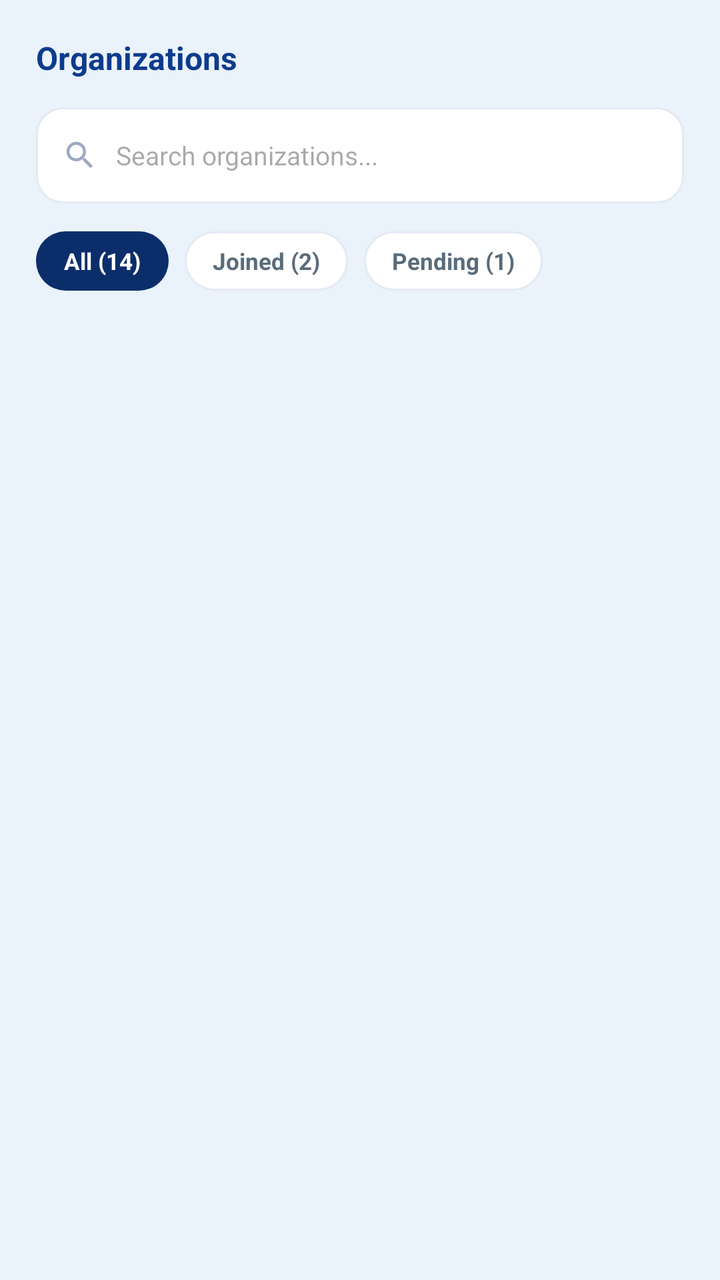
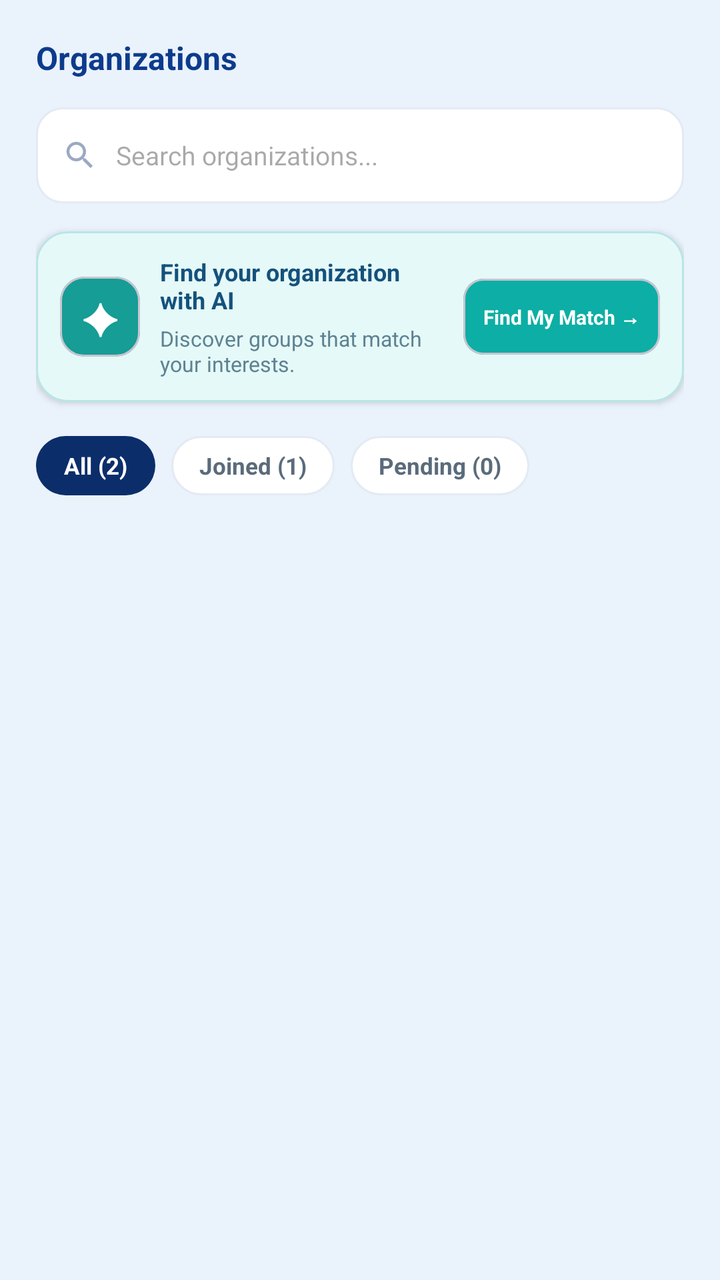

Two renders of the same Android screen: before a commit and after it. Below are the layout's source before the change and the commit's diff.
<!-- AndroidManifest.xml: application theme Theme.KAYARA -->
<!-- res/layout/fragment_browse_orgs.xml -->
<?xml version="1.0" encoding="utf-8"?>
<androidx.core.widget.NestedScrollView xmlns:android="http://schemas.android.com/apk/res/android"
    xmlns:app="http://schemas.android.com/apk/res-auto"
    android:layout_width="match_parent"
    android:layout_height="match_parent"
    android:background="@color/bg_light">

    <LinearLayout
        android:layout_width="match_parent"
        android:layout_height="wrap_content"
        android:orientation="vertical"
        android:padding="18dp">

        <TextView
            android:layout_width="wrap_content"
            android:layout_height="wrap_content"
            android:text="Organizations"
            android:textColor="@color/dark_blue"
            android:textSize="16sp"
            android:textStyle="bold"
            android:layout_marginBottom="14dp" />

        <LinearLayout
            android:layout_width="match_parent"
            android:layout_height="48dp"
            android:orientation="horizontal"
            android:gravity="center_vertical"
            android:background="@drawable/bg_search"
            android:paddingHorizontal="13dp"
            android:layout_marginBottom="14dp">

            <ImageView
                android:layout_width="18dp"
                android:layout_height="18dp"
                android:src="@drawable/ic_search"
                android:contentDescription="@null" />

            <EditText
                android:id="@+id/etSearchOrgStudent"
                android:layout_width="0dp"
                android:layout_height="wrap_content"
                android:layout_weight="1"
                android:layout_marginStart="9dp"
                android:background="@null"
                android:hint="Search organizations..."
                android:textSize="13sp"
                android:inputType="text" />
        </LinearLayout>

        <LinearLayout
            android:layout_width="wrap_content"
            android:layout_height="wrap_content"
            android:orientation="horizontal"
            android:layout_marginBottom="16dp">

            <TextView
                android:id="@+id/chipAllStudentOrgs"
                android:layout_width="wrap_content"
                android:layout_height="wrap_content"
                android:background="@drawable/bg_chip_active"
                android:paddingHorizontal="14dp"
                android:paddingVertical="7dp"
                android:text="All (14)"
                android:textColor="@color/white"
                android:textSize="11.5sp"
                android:textStyle="bold"
                android:layout_marginEnd="8dp"
                android:clickable="true"
                android:focusable="true" />

            <TextView
                android:id="@+id/chipJoined"
                android:layout_width="wrap_content"
                android:layout_height="wrap_content"
                android:background="@drawable/bg_chip"
                android:paddingHorizontal="14dp"
                android:paddingVertical="7dp"
                android:text="Joined (2)"
                android:textColor="@color/text_gray"
                android:textSize="11.5sp"
                android:textStyle="bold"
                android:layout_marginEnd="8dp"
                android:clickable="true"
                android:focusable="true" />

            <TextView
                android:id="@+id/chipPendingOrgs"
                android:layout_width="wrap_content"
                android:layout_height="wrap_content"
                android:background="@drawable/bg_chip"
                android:paddingHorizontal="14dp"
                android:paddingVertical="7dp"
                android:text="Pending (1)"
                android:textColor="@color/text_gray"
                android:textSize="11.5sp"
                android:textStyle="bold"
                android:clickable="true"
                android:focusable="true" />
        </LinearLayout>

        <androidx.recyclerview.widget.RecyclerView
            android:id="@+id/rvBrowseOrgs"
            android:layout_width="match_parent"
            android:layout_height="wrap_content"
            android:nestedScrollingEnabled="false"
            tools:listitem="@layout/item_browse_org"
            xmlns:tools="http://schemas.android.com/tools" />

    </LinearLayout>
</androidx.core.widget.NestedScrollView>
<!-- res/layout/item_browse_org.xml (included above) -->
<?xml version="1.0" encoding="utf-8"?>
<LinearLayout xmlns:android="http://schemas.android.com/apk/res/android"
    android:layout_width="match_parent"
    android:layout_height="wrap_content"
    android:orientation="horizontal"
    android:gravity="center_vertical"
    android:background="@drawable/bg_card"
    android:padding="12dp"
    android:layout_marginBottom="10dp"
    android:clickable="true"
    android:focusable="true">

    <TextView
        android:id="@+id/tvBrowseAvatar"
        android:layout_width="44dp"
        android:layout_height="44dp"
        android:background="@drawable/bg_avatar_circle"
        android:gravity="center"
        android:text="ORG"
        android:textColor="@color/white"
        android:textSize="11sp"
        android:textStyle="bold" />

    <LinearLayout
        android:layout_width="0dp"
        android:layout_height="wrap_content"
        android:layout_weight="1"
        android:layout_marginStart="12dp"
        android:orientation="vertical">

        <TextView
            android:id="@+id/tvBrowseOrgName"
            android:layout_width="match_parent"
            android:layout_height="wrap_content"
            android:text="Organization Name"
            android:textColor="@color/dark_blue"
            android:textSize="13sp"
            android:textStyle="bold"
            android:maxLines="1"
            android:ellipsize="end" />

        <TextView
            android:id="@+id/tvBrowseOrgMeta"
            android:layout_width="match_parent"
            android:layout_height="wrap_content"
            android:layout_marginTop="2dp"
            android:text="Members"
            android:textColor="@color/text_gray"
            android:textSize="11sp" />
    </LinearLayout>

    <TextView
        android:id="@+id/tvBrowseStatus"
        android:layout_width="wrap_content"
        android:layout_height="wrap_content"
        android:paddingHorizontal="10dp"
        android:paddingVertical="6dp"
        android:text="JOIN"
        android:textSize="9.5sp"
        android:textStyle="bold" />

</LinearLayout>
<!-- resources referenced by this layout -->
<resources>
  <color name="bg_light">#EAF2FB</color>
  <color name="dark_blue">#0D3B8C</color>
  <color name="text_gray">#5A6B7B</color>
  <color name="white">#FFFFFF</color>
  <!-- drawable bg_avatar_circle (drawable) -->
  <?xml version="1.0" encoding="utf-8"?>
  <shape xmlns:android="http://schemas.android.com/apk/res/android"
      android:shape="rectangle">
      <corners android:radius="13dp" />
      <gradient android:startColor="@color/mid_blue" android:endColor="@color/sky_accent" android:angle="45" />
  </shape>
  <!-- drawable bg_card (drawable) -->
  <?xml version="1.0" encoding="utf-8"?>
  <shape xmlns:android="http://schemas.android.com/apk/res/android"
      android:shape="rectangle">
      <corners android:radius="16dp" />
      <solid android:color="@color/white" />
      <stroke android:width="1dp" android:color="@color/card_border" />
  </shape>
  <!-- drawable bg_chip (drawable) -->
  <?xml version="1.0" encoding="utf-8"?>
  <shape xmlns:android="http://schemas.android.com/apk/res/android"
      android:shape="rectangle">
      <corners android:radius="20dp" />
      <solid android:color="@color/white" />
      <stroke android:width="1dp" android:color="@color/card_border" />
  </shape>
  <!-- drawable bg_chip_active (drawable) -->
  <?xml version="1.0" encoding="utf-8"?>
  <shape xmlns:android="http://schemas.android.com/apk/res/android"
      android:shape="rectangle">
      <corners android:radius="20dp" />
      <solid android:color="@color/navy" />
  </shape>
  <!-- drawable bg_search (drawable) -->
  <?xml version="1.0" encoding="utf-8"?>
  <shape xmlns:android="http://schemas.android.com/apk/res/android"
      android:shape="rectangle">
      <corners android:radius="13dp" />
      <solid android:color="@color/white" />
      <stroke android:width="1dp" android:color="@color/card_border" />
  </shape>
  <!-- drawable ic_search (drawable) -->
  <vector xmlns:android="http://schemas.android.com/apk/res/android"
      android:width="24dp" android:height="24dp"
      android:viewportWidth="24" android:viewportHeight="24">
      <path android:fillColor="#9BA9C2"
          android:pathData="M15.5,14h-0.79l-0.28,-0.27C15.41,12.59 16,11.11 16,9.5 16,5.91 13.09,3 9.5,3S3,5.91 3,9.5 5.91,16 9.5,16c1.61,0 3.09,-0.59 4.23,-1.57l0.27,0.28v0.79l5,4.99L20.49,19zM9.5,14C7.01,14 5,11.99 5,9.5S7.01,5 9.5,5 14,7.01 14,9.5 11.99,14 9.5,14z"/>
  </vector>
  <style name="Theme.KAYARA" parent="Base.Theme.KAYARA" />
  <color name="mid_blue">#1E5FD9</color>
  <color name="sky_accent">#3FA9F5</color>
  <color name="card_border">#E4EAF4</color>
  <color name="navy">#0B2E6B</color>
  <style name="Base.Theme.KAYARA" parent="Theme.Material3.DayNight.NoActionBar">
          
          
      </style>
</resources>

<!-- the commit's change to res/layout/fragment_browse_orgs.xml (unified diff, before → after) -->
@@ -1,9 +1,12 @@
 <?xml version="1.0" encoding="utf-8"?>
-<androidx.core.widget.NestedScrollView xmlns:android="http://schemas.android.com/apk/res/android"
+<androidx.core.widget.NestedScrollView
+    xmlns:android="http://schemas.android.com/apk/res/android"
     xmlns:app="http://schemas.android.com/apk/res-auto"
+    xmlns:tools="http://schemas.android.com/tools"
     android:layout_width="match_parent"
     android:layout_height="match_parent"
-    android:background="@color/bg_light">
+    android:background="@color/bg_light"
+    android:fillViewport="true">
 
     <LinearLayout
         android:layout_width="match_parent"
@@ -11,6 +14,8 @@
         android:orientation="vertical"
         android:padding="18dp">
 
+        
+
         <TextView
             android:layout_width="wrap_content"
             android:layout_height="wrap_content"
@@ -19,6 +24,8 @@
             android:textSize="16sp"
             android:textStyle="bold"
             android:layout_marginBottom="14dp" />
+
+        
 
         <LinearLayout
             android:layout_width="match_parent"
@@ -45,7 +52,110 @@
                 android:hint="Search organizations..."
                 android:textSize="13sp"
                 android:inputType="text" />
+
         </LinearLayout>
+
+        
+
+        <com.google.android.material.card.MaterialCardView
+            android:id="@+id/btnSmartMatch"
+            android:layout_width="match_parent"
+            android:layout_height="wrap_content"
+            android:layout_marginBottom="17dp"
+            android:clickable="true"
+            android:focusable="true"
+            android:contentDescription="Find My Organization with AI"
+            app:cardBackgroundColor="#E5F9F8"
+            app:cardCornerRadius="16dp"
+            app:cardElevation="2dp"
+            app:strokeColor="#B8E5E5"
+            app:strokeWidth="1dp">
+
+            <LinearLayout
+                android:layout_width="match_parent"
+                android:layout_height="wrap_content"
+                android:orientation="horizontal"
+                android:gravity="center_vertical"
+                android:padding="12dp">
+
+                
+
+                <com.google.android.material.card.MaterialCardView
+                    android:layout_width="40dp"
+                    android:layout_height="40dp"
+                    android:clickable="false"
+                    android:focusable="false"
+                    app:cardBackgroundColor="#159D96"
+                    app:cardCornerRadius="12dp"
+                    app:cardElevation="0dp">
+
+                    <TextView
+                        android:layout_width="match_parent"
+                        android:layout_height="match_parent"
+                        android:gravity="center"
+                        android:text="✦"
+                        android:textColor="#FFFFFF"
+                        android:textSize="22sp" />
+
+                </com.google.android.material.card.MaterialCardView>
+
+                
+
+                <LinearLayout
+                    android:layout_width="0dp"
+                    android:layout_height="wrap_content"
+                    android:layout_weight="1"
+                    android:layout_marginStart="10dp"
+                    android:layout_marginEnd="7dp"
+                    android:orientation="vertical">
+
+                    <TextView
+                        android:layout_width="match_parent"
+                        android:layout_height="wrap_content"
+                        android:text="Find your organization with AI"
+                        android:textColor="#14527C"
+                        android:textSize="12sp"
+                        android:textStyle="bold" />
+
+                    <TextView
+                        android:layout_width="match_parent"
+                        android:layout_height="wrap_content"
+                        android:layout_marginTop="4dp"
+                        android:text="Discover groups that match your interests."
+                        android:textColor="#5E8292"
+                        android:textSize="10.5sp" />
+
+                </LinearLayout>
+
+                
+
+                <com.google.android.material.card.MaterialCardView
+                    android:layout_width="wrap_content"
+                    android:layout_height="wrap_content"
+                    android:clickable="false"
+                    android:focusable="false"
+                    app:cardBackgroundColor="#0DAEA5"
+                    app:cardCornerRadius="10dp"
+                    app:cardElevation="0dp">
+
+                    <TextView
+                        android:layout_width="wrap_content"
+                        android:layout_height="wrap_content"
+                        android:paddingHorizontal="10dp"
+                        android:paddingVertical="12dp"
+                        android:gravity="center"
+                        android:text="Find My Match →"
+                        android:textColor="#FFFFFF"
+                        android:textSize="10sp"
+                        android:textStyle="bold" />
+
+                </com.google.android.material.card.MaterialCardView>
+
+            </LinearLayout>
+
+        </com.google.android.material.card.MaterialCardView>
+
+        
 
         <LinearLayout
             android:layout_width="wrap_content"
@@ -60,7 +170,7 @@
                 android:background="@drawable/bg_chip_active"
                 android:paddingHorizontal="14dp"
                 android:paddingVertical="7dp"
-                android:text="All (14)"
+                android:text="All (2)"
                 android:textColor="@color/white"
                 android:textSize="11.5sp"
                 android:textStyle="bold"
@@ -75,7 +185,7 @@
                 android:background="@drawable/bg_chip"
                 android:paddingHorizontal="14dp"
                 android:paddingVertical="7dp"
-                android:text="Joined (2)"
+                android:text="Joined (1)"
                 android:textColor="@color/text_gray"
                 android:textSize="11.5sp"
                 android:textStyle="bold"
@@ -90,27 +200,31 @@
                 android:background="@drawable/bg_chip"
                 android:paddingHorizontal="14dp"
                 android:paddingVertical="7dp"
-                android:text="Pending (1)"
+                android:text="Pending (0)"
                 android:textColor="@color/text_gray"
                 android:textSize="11.5sp"
                 android:textStyle="bold"
                 android:clickable="true"
                 android:focusable="true" />
+
         </LinearLayout>
+
+        
 
         <androidx.recyclerview.widget.RecyclerView
             android:id="@+id/rvBrowseOrgs"
             android:layout_width="match_parent"
             android:layout_height="wrap_content"
             android:nestedScrollingEnabled="false"
-            tools:listitem="@layout/item_browse_org"
-            xmlns:tools="http://schemas.android.com/tools" />
+            tools:listitem="@layout/item_browse_org" />
 
     </LinearLayout>
+
 </androidx.core.widget.NestedScrollView>
 <!-- res/layout/item_browse_org.xml (included above) -->
 <?xml version="1.0" encoding="utf-8"?>
-<LinearLayout xmlns:android="http://schemas.android.com/apk/res/android"
+<LinearLayout
+    xmlns:android="http://schemas.android.com/apk/res/android"
     android:layout_width="match_parent"
     android:layout_height="wrap_content"
     android:orientation="horizontal"
@@ -121,16 +235,38 @@
     android:clickable="true"
     android:focusable="true">
 
-    <TextView
-        android:id="@+id/tvBrowseAvatar"
+    
+
+    <FrameLayout
         android:layout_width="44dp"
-        android:layout_height="44dp"
-        android:background="@drawable/bg_avatar_circle"
-        android:gravity="center"
-        android:text="ORG"
-        android:textColor="@color/white"
-        android:textSize="11sp"
-        android:textStyle="bold" />
+        android:layout_height="44dp">
+
+        
+
+        <TextView
+            android:id="@+id/tvBrowseAvatar"
+            android:layout_width="match_parent"
+            android:layout_height="match_parent"
+            android:background="@drawable/bg_avatar_circle"
+            android:gravity="center"
+            android:text="ORG"
+            android:textColor="@color/white"
+            android:textSize="11sp"
+            android:textStyle="bold" />
+
+        
+
+        <ImageView
+            android:id="@+id/imgBrowseAvatar"
+            android:layout_width="match_parent"
+            android:layout_height="match_parent"
+            android:scaleType="centerCrop"
+            android:visibility="gone"
+            android:contentDescription="Organization profile picture" />
+
+    </FrameLayout>
+
+    
 
     <LinearLayout
         android:layout_width="0dp"
@@ -158,7 +294,10 @@
             android:text="Members"
             android:textColor="@color/text_gray"
             android:textSize="11sp" />
+
     </LinearLayout>
+
+    
 
     <TextView
         android:id="@+id/tvBrowseStatus"
